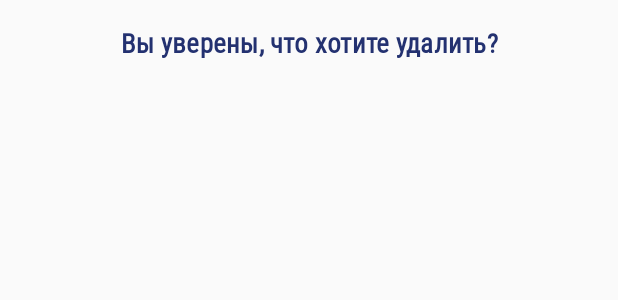
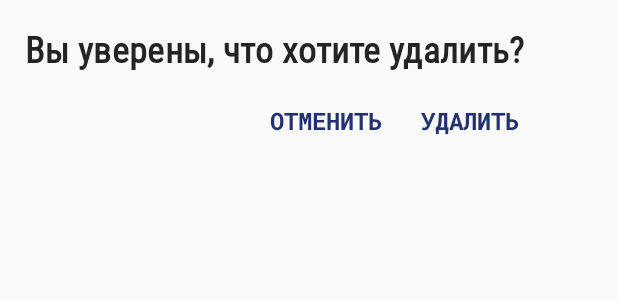
Before and after one commit to emikoo/SimpleCalculator, an Android app: the layout custom_dialog.xml on its own in the app's theme, with its tools: preview values and no code run, on a phone screen of 412 x 824 dp. Shown: the top 300 px of the screen. Run offline under Robolectric (Android 15) with nearby library versions, the phone set to English and light mode, and no system bars.

Commit message:
customAlertDialog 018

```diff
--- a/app/src/main/res/layout/custom_dialog.xml
+++ b/app/src/main/res/layout/custom_dialog.xml
@@ -1,20 +1,36 @@
 <?xml version="1.0" encoding="utf-8"?>
 <androidx.constraintlayout.widget.ConstraintLayout xmlns:android="http://schemas.android.com/apk/res/android"
-    android:layout_width="match_parent"
-    android:layout_height="match_parent"
-    android:layout_margin="@dimen/margin_dp_8"
-    xmlns:app="http://schemas.android.com/apk/res-auto">
+    xmlns:app="http://schemas.android.com/apk/res-auto"
+    xmlns:tools="http://schemas.android.com/tools"
+    android:layout_width="wrap_content"
+    android:layout_height="wrap_content"
+    android:padding="@dimen/padding_8_dp">
 
     <TextView
         android:id="@+id/title_dialog"
         style="@style/dialogTitle"
-        android:text="@string/title_dialog"
         android:layout_width="match_parent"
         android:layout_height="wrap_content"
+        app:layout_constraintEnd_toEndOf="parent"
+        app:layout_constraintStart_toStartOf="parent"
         app:layout_constraintTop_toTopOf="parent"
-        app:layout_constraintStart_toStartOf="parent"
-        app:layout_constraintEnd_toEndOf="parent"/>
+        tools:text="@string/title_dialog" />
 
+    <Button
+        android:id="@+id/positive_button"
+        style="@style/dialogButton"
+        app:layout_constraintEnd_toEndOf="parent"
+        app:layout_constraintTop_toBottomOf="@id/title_dialog"
+        tools:text="Удалить" />
+
+    <Button
+        android:id="@+id/negative_button"
+        style="@style/dialogButton"
+        android:layout_margin="@dimen/margin_dp_8"
+        app:layout_constraintEnd_toStartOf="@id/positive_button"
+        app:layout_constraintTop_toTopOf="@id/positive_button"
+        app:layout_constraintBottom_toBottomOf="@id/positive_button"
+        tools:text="Отменить" />
 
 
 </androidx.constraintlayout.widget.ConstraintLayout>
--- a/app/src/main/res/values/styles.xml
+++ b/app/src/main/res/values/styles.xml
@@ -51,21 +51,26 @@
     </style>
 
     <style name="dialogTitle" parent="MaterialAlertDialog.MaterialComponents.Title.Text">
-        <item name="android:textColor">@color/colorBlue</item>
+        <item name="android:textColor">@color/colorBlack</item>
         <item name="android:textAlignment">center</item>
         <item name="android:layout_gravity">center</item>
         <item name="android:padding">@dimen/padding_8_dp</item>
-        <item name="android:textSize">@dimen/text_size_sp_18</item>
+        <item name="android:textSize">@dimen/text_size_sp_24</item>
         <item name="fontFamily">@font/roboto_condensed</item>
         <item name="android:textStyle">bold</item>
     </style>
 
     <style name="dialogButton">
-        <item name="android:layout_width">@dimen/view_150_dp</item>
+        <item name="android:layout_width">wrap_content</item>
         <item name="android:layout_height">wrap_content</item>
-        <item name="android:background">@drawable/button</item>
-        <item name="android:textSize">@dimen/text_size_sp_18</item>
-        <item name="android:textColor">@android:color/white</item>
+        <item name="android:background">@null</item>
+        <item name="android:textSize">@dimen/text_size_sp_16</item>
+        <item name="android:textColor">@color/colorBlue</item>
         <item name="android:fontFamily">@font/roboto_bold</item>
     </style>
+
+    <style name="NewsDialogStyle" parent="Theme.AppCompat.Light.Dialog.Alert">
+        <item name="android:windowBackground">@drawable/bg_alert_dialog</item>
+    </style>
+
 </resources>
```
Also changed, not shown: app/src/main/java/com/example/firsthomework/ui/news/MainActivity.kt (+15 -9 lines), app/src/main/res/drawable/bg_alert_dialog.xml (added, +8 -0 lines).
